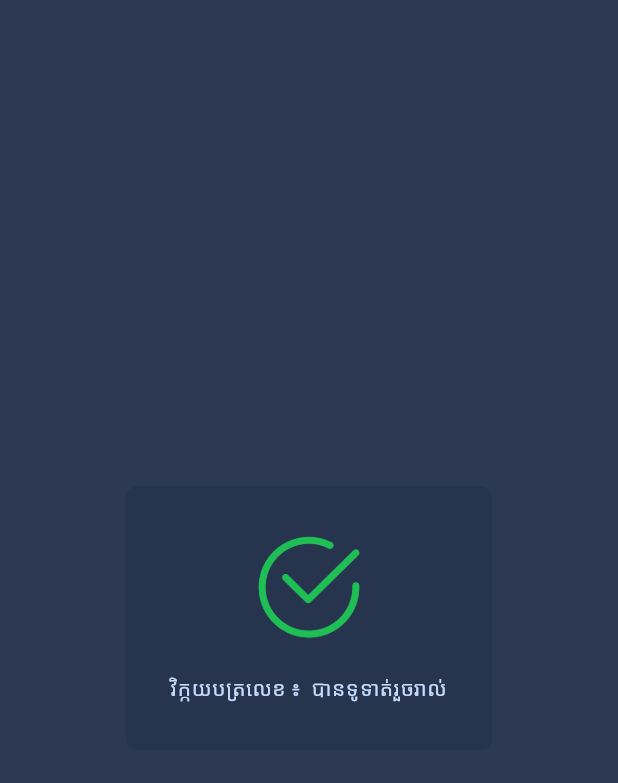
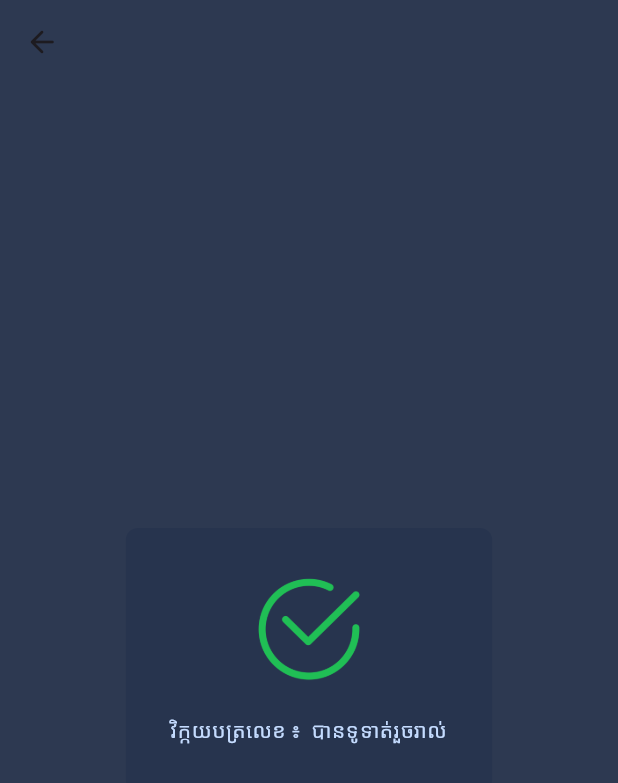
Before and after one commit to RathSaran/B24SDK, a Flutter app: the SuccessScreen screen opened directly with empty values, on a phone screen of 412 x 824 dp. Shown: the top 783 px of the screen. Run offline on Flutter 3.47's test engine with Material 3 defaults, Android fonts, the light colour scheme and no system bars; our stand-ins replace go_router, package_info_plus; missing offline and left inert: b24_payment_sdk.

Commit message:
add navigate on success screen

```diff
--- a/lib/screen/success_screen.dart
+++ b/lib/screen/success_screen.dart
@@ -10,6 +10,18 @@ class SuccessScreen extends StatelessWidget {
   Widget build(BuildContext context) {
     return SafeArea(
       child: Scaffold(
+        appBar: AppBar(
+        elevation: 0,
+        backgroundColor: const Color(0xFF2D3951),
+        leading: IconButton(
+          icon: const Icon(Icons.arrow_back_rounded),
+          onPressed: () {
+           if(Navigator.canPop(context)){
+             Navigator.pop(context);
+           }
+          },
+        ),
+      ),
         body: Stack(
           children: [
             Container(
--- a/pubspec.yaml
+++ b/pubspec.yaml
@@ -38,7 +38,7 @@ dependencies:
   # http: ^1.1.0
   go_router: ^12.1.1
   package_info_plus: ^4.2.0
-  b24_payment_sdk: ^0.2.2
+  b24_payment_sdk: ^0.2.4
   flutter_background_service: ^0.1.4
 
 dev_dependencies:
```
Also changed, not shown: lib/main.dart (+23 -0 lines), pubspec.lock.
